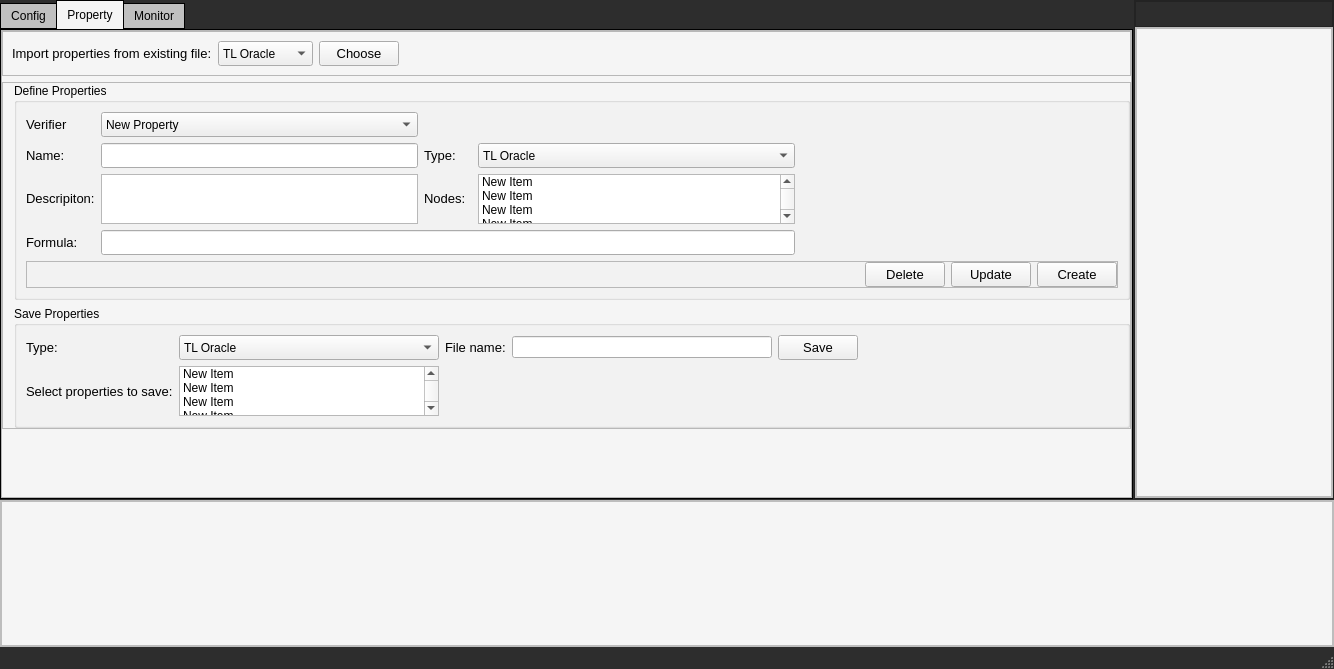
Qt form ui/rv_tool_v2_21.ui (hcanergun/valu3s_tool) before a commit.
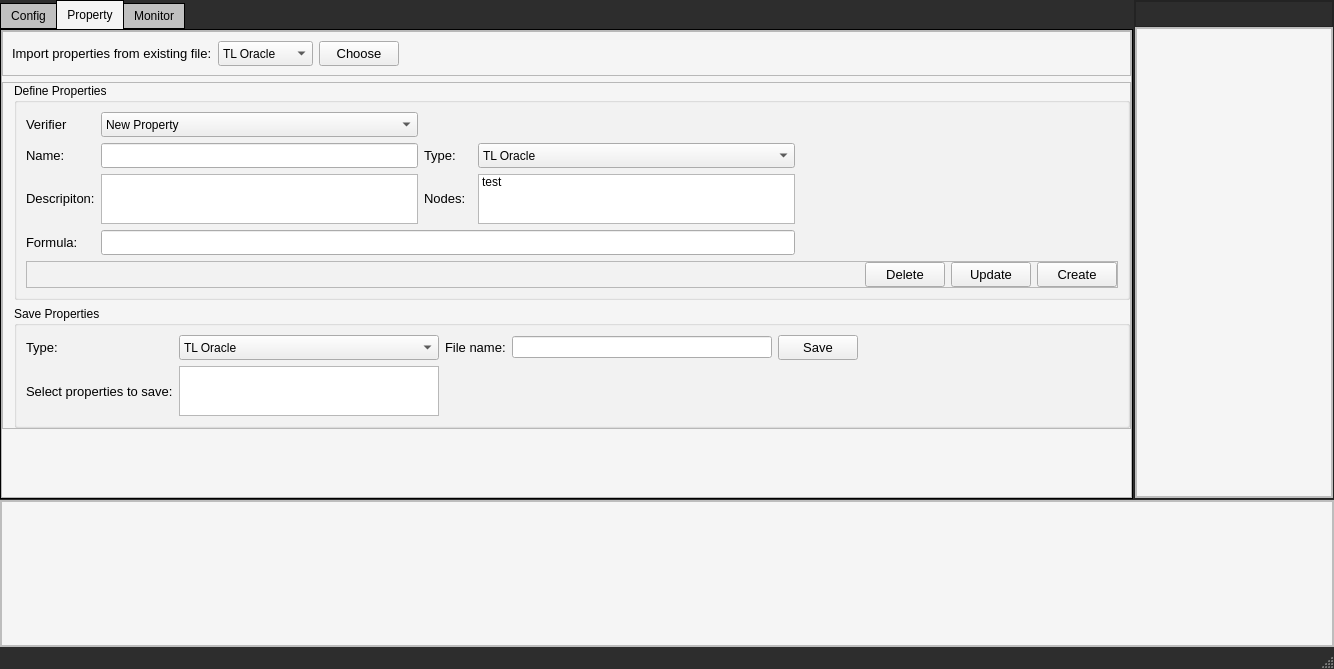
The same form after that commit. The open tabs and pages were chosen to show the change.

```diff
--- a/ui/rv_tool_v2_21.ui
+++ b/ui/rv_tool_v2_21.ui
@@ -2847,37 +2847,7 @@
                        </property>
                        <item>
                         <property name="text">
-                         <string>New Item</string>
-                        </property>
-                       </item>
-                       <item>
-                        <property name="text">
-                         <string>New Item</string>
-                        </property>
-                       </item>
-                       <item>
-                        <property name="text">
-                         <string>New Item</string>
-                        </property>
-                       </item>
-                       <item>
-                        <property name="text">
-                         <string>New Item</string>
-                        </property>
-                       </item>
-                       <item>
-                        <property name="text">
-                         <string>New Item</string>
-                        </property>
-                       </item>
-                       <item>
-                        <property name="text">
-                         <string>New Item</string>
-                        </property>
-                       </item>
-                       <item>
-                        <property name="text">
-                         <string>New Item</string>
+                         <string>test</string>
                         </property>
                        </item>
                       </widget>
@@ -2964,31 +2934,6 @@
                        <property name="selectionMode">
                         <enum>QAbstractItemView::MultiSelection</enum>
                        </property>
-                       <item>
-                        <property name="text">
-                         <string>New Item</string>
-                        </property>
-                       </item>
-                       <item>
-                        <property name="text">
-                         <string>New Item</string>
-                        </property>
-                       </item>
-                       <item>
-                        <property name="text">
-                         <string>New Item</string>
-                        </property>
-                       </item>
-                       <item>
-                        <property name="text">
-                         <string>New Item</string>
-                        </property>
-                       </item>
-                       <item>
-                        <property name="text">
-                         <string>New Item</string>
-                        </property>
-                       </item>
                       </widget>
                      </item>
                      <item row="0" column="3">
```
Left out of the diff: 57 changed lines with no effect on the pictures.
